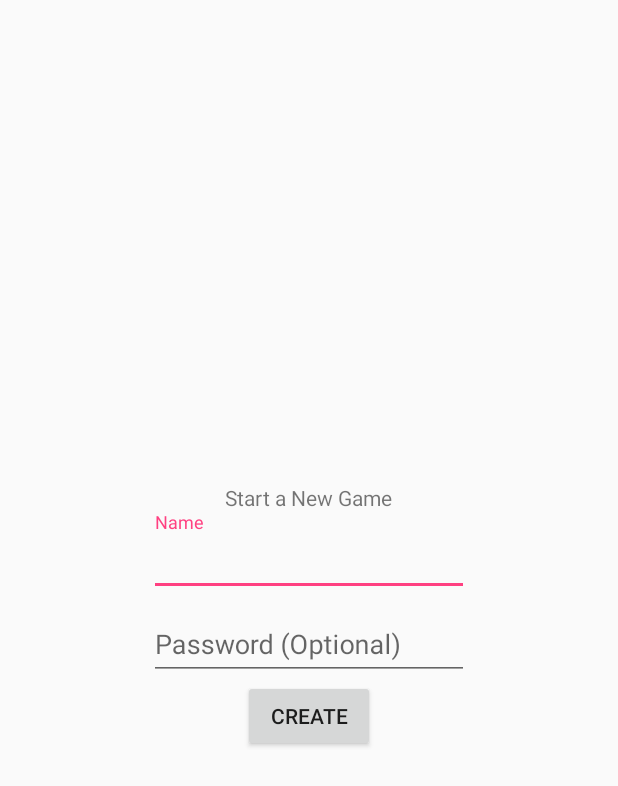
After one commit to ashnehete/playing-cards, an Android app: the NewGameActivity screen opened directly, with no data from a screen before it, on a phone screen of 412 x 824 dp. The commit adds this screen. Shown: the top 786 px of the screen. Run offline under Robolectric (Android 15) with nearby library versions, the phone set to English and light mode, and no system bars; our stand-ins replace ButterKnife, Firebase (no records; nobody signed in at launch, a user with empty details on screens opened directly).

Commit message:
New Game and Join Game

```diff
--- a/app/build.gradle
+++ b/app/build.gradle
@@ -31,11 +31,13 @@ dependencies {
     compile 'com.google.firebase:firebase-auth:11.4.2'
     compile 'com.firebaseui:firebase-ui-auth:3.1.0'
     compile 'com.google.firebase:firebase-database:11.4.2'
+    compile 'com.jakewharton:butterknife:8.8.1'
+    compile 'pub.devrel:easypermissions:1.0.1'
     testCompile 'junit:junit:4.12'
-    compile 'com.jakewharton:butterknife:8.8.1'
     annotationProcessor 'com.jakewharton:butterknife-compiler:8.8.1'
-    compile 'pub.devrel:easypermissions:1.0.1'
 }
 
 
+
+
 apply plugin: 'com.google.gms.google-services'
--- a/app/src/main/AndroidManifest.xml
+++ b/app/src/main/AndroidManifest.xml
@@ -16,6 +16,8 @@
                 <category android:name="android.intent.category.LAUNCHER" />
             </intent-filter>
         </activity>
+        <activity android:name=".activities.JoinGameActivity" />
+        <activity android:name=".activities.NewGameActivity"></activity>
     </application>
 
 </manifest>
--- /dev/null
+++ b/app/src/main/java/in/ashnehete/cards/activities/NewGameActivity.java
@@ -0,0 +1,85 @@
+package in.ashnehete.cards.activities;
+
+import android.os.Bundle;
+import android.support.annotation.NonNull;
+import android.support.v7.app.AppCompatActivity;
+import android.util.Log;
+import android.view.View;
+import android.widget.Button;
+import android.widget.EditText;
+import android.widget.ProgressBar;
+
+import com.google.android.gms.tasks.OnCompleteListener;
+import com.google.android.gms.tasks.Task;
+import com.google.firebase.auth.FirebaseAuth;
+import com.google.firebase.auth.FirebaseUser;
+import com.google.firebase.database.DatabaseReference;
+import com.google.firebase.database.FirebaseDatabase;
+
+import java.util.HashMap;
+import java.util.Map;
+
+import butterknife.BindView;
+import butterknife.ButterKnife;
+import in.ashnehete.cards.R;
+import in.ashnehete.cards.models.Game;
+
+import static in.ashnehete.cards.Util.showToast;
+
+public class NewGameActivity extends AppCompatActivity {
+
+    private static final String TAG = "NewGameActivity";
+    @BindView(R.id.edit_new_name)
+    EditText editNewGame;
+    @BindView(R.id.edit_new_password)
+    EditText editNewPassword;
+    @BindView(R.id.button_new_game_submit)
+    Button buttonSubmit;
+    @BindView(R.id.progress_new_game_submit)
+    ProgressBar progressSubmit;
+
+    private DatabaseReference mDatabase;
+    private FirebaseUser mUser;
+
+    @Override
+    protected void onCreate(Bundle savedInstanceState) {
+        super.onCreate(savedInstanceState);
+        setContentView(R.layout.activity_new_game);
+        ButterKnife.bind(this);
+
+        mDatabase = FirebaseDatabase.getInstance().getReference();
+        mUser = FirebaseAuth.getInstance().getCurrentUser();
+
+        buttonSubmit.setOnClickListener(new View.OnClickListener() {
+            @Override
+            public void onClick(View view) {
+                progressSubmit.setVisibility(View.VISIBLE);
+                buttonSubmit.setEnabled(false);
+
+                String name = editNewGame.getText().toString();
+                String password = editNewPassword.getText().toString();
+
+                Map<String, String> players = new HashMap<String, String>();
+                players.put(mUser.getUid(), mUser.getDisplayName());
+                Game game = new Game(name, password, players);
+
+                String key = mDatabase.child("games").push().getKey();
+                Log.i(TAG, "Game Key: " + key);
+
+                mDatabase.child("games").child(key).setValue(game).addOnCompleteListener(new OnCompleteListener<Void>() {
+                    @Override
+                    public void onComplete(@NonNull Task<Void> task) {
+                        Log.i(TAG, "Success: " + task.isSuccessful());
+                        if (task.isComplete()) {
+                            progressSubmit.setVisibility(View.GONE);
+                            buttonSubmit.setEnabled(true);
+                        }
+                        if (task.isSuccessful()) {
+                            showToast(NewGameActivity.this, "Game Created");
+                        }
+                    }
+                });
+            }
+        });
+    }
+}
--- a/app/src/main/res/layout/activity_main.xml
+++ b/app/src/main/res/layout/activity_main.xml
@@ -16,13 +16,13 @@
         android:textSize="50sp" />
 
     <Button
-        android:id="@+id/button_join"
+        android:id="@+id/button_join_game"
         android:layout_width="wrap_content"
         android:layout_height="wrap_content"
         android:text="@string/game_join" />
 
     <Button
-        android:id="@+id/button_new"
+        android:id="@+id/button_new_game"
         android:layout_width="wrap_content"
         android:layout_height="wrap_content"
         android:text="@string/game_new" />
--- /dev/null
+++ b/app/src/main/res/layout/activity_new_game.xml
@@ -0,0 +1,53 @@
+<?xml version="1.0" encoding="utf-8"?>
+<LinearLayout xmlns:android="http://schemas.android.com/apk/res/android"
+    xmlns:tools="http://schemas.android.com/tools"
+    android:layout_width="match_parent"
+    android:layout_height="match_parent"
+    android:gravity="center"
+    android:orientation="vertical"
+    tools:context="in.ashnehete.cards.activities.NewGameActivity">
+
+    <TextView
+        android:layout_width="wrap_content"
+        android:layout_height="wrap_content"
+        android:text="Start a New Game" />
+
+    <android.support.design.widget.TextInputLayout
+        android:layout_width="wrap_content"
+        android:layout_height="wrap_content">
+
+        <EditText
+            android:id="@+id/edit_new_name"
+            android:layout_width="wrap_content"
+            android:layout_height="wrap_content"
+            android:ems="10"
+            android:hint="Name"
+            android:inputType="textPersonName" />
+    </android.support.design.widget.TextInputLayout>
+
+    <android.support.design.widget.TextInputLayout
+        android:layout_width="wrap_content"
+        android:layout_height="wrap_content">
+
+        <EditText
+            android:id="@+id/edit_new_password"
+            android:layout_width="wrap_content"
+            android:layout_height="wrap_content"
+            android:ems="10"
+            android:hint="Password (Optional)"
+            android:inputType="textPersonName" />
+    </android.support.design.widget.TextInputLayout>
+
+    <Button
+        android:id="@+id/button_new_game_submit"
+        android:layout_width="wrap_content"
+        android:layout_height="wrap_content"
+        android:text="Create" />
+
+    <ProgressBar
+        android:id="@+id/progress_new_game_submit"
+        style="?android:attr/progressBarStyle"
+        android:layout_width="match_parent"
+        android:layout_height="wrap_content"
+        android:visibility="gone" />
+</LinearLayout>
```
Also changed, not shown: app/src/main/java/in/ashnehete/cards/activities/JoinGameActivity.java (added, +15 -0 lines), app/src/main/java/in/ashnehete/cards/activities/MainActivity.java (+28 -0 lines), app/src/main/java/in/ashnehete/cards/adapters/JoinGameAdapter.java (added, +35 -0 lines), app/src/main/java/in/ashnehete/cards/models/CurrentGame.java (added, +23 -0 lines), app/src/main/java/in/ashnehete/cards/models/Game.java (+9 -1 lines), app/src/main/res/layout/activity_join_game.xml (added, +14 -0 lines), app/src/main/res/layout/item_game.xml (added, +17 -0 lines).
